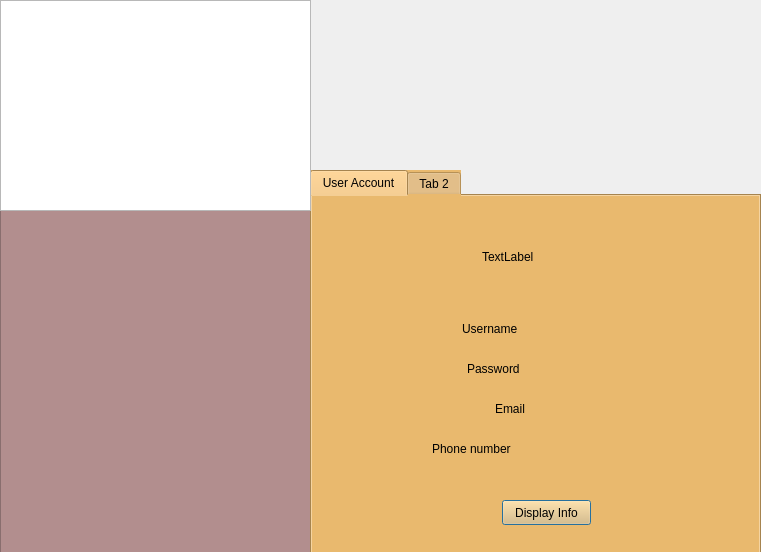
First picture: the form in ChatServer/homepage.ui, repository wmbb123/Chat-Server, before the edit.
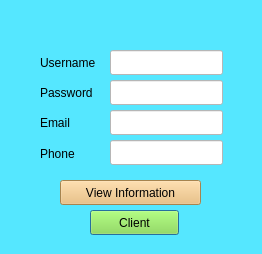
Second picture: the form after the edit.

What changed in the file:
```diff
--- a/ChatServer/homepage.ui
+++ b/ChatServer/homepage.ui
@@ -6,76 +6,37 @@
    <rect>
     <x>0</x>
     <y>0</y>
-    <width>761</width>
-    <height>552</height>
+    <width>262</width>
+    <height>254</height>
    </rect>
   </property>
   <property name="windowTitle">
    <string>Dialog</string>
   </property>
-  <widget class="QListView" name="listView">
+  <property name="styleSheet">
+   <string notr="true">background-color: rgb(85, 231, 255);</string>
+  </property>
+  <widget class="QPushButton" name="pushButton_client">
    <property name="geometry">
     <rect>
-     <x>0</x>
-     <y>0</y>
-     <width>311</width>
-     <height>561</height>
+     <x>90</x>
+     <y>210</y>
+     <width>89</width>
+     <height>25</height>
     </rect>
    </property>
    <property name="styleSheet">
-    <string notr="true">background-color: rgb(178, 142, 142);</string>
+    <string notr="true">background-color: rgb(138, 226, 52);</string>
+   </property>
+   <property name="text">
+    <string>Client</string>
    </property>
   </widget>
-  <widget class="QTabWidget" name="tabWidget">
-   <property name="geometry">
-    <rect>
-     <x>310</x>
-     <y>170</y>
-     <width>451</width>
-     <height>391</height>
-    </rect>
-   </property>
-   <property name="styleSheet">
-    <string notr="true">background-color: rgb(233, 185, 110);</string>
-   </property>
-   <property name="currentIndex">
-    <number>0</number>
-   </property>
-   <widget class="QWidget" name="tab">
-    <attribute name="title">
-     <string>User Account</string>
-    </attribute>
     <widget class="QLabel" name="label">
      <property name="geometry">
       <rect>
-       <x>170</x>
-       <y>0</y>
-       <width>121</width>
-       <height>121</height>
-      </rect>
-     </property>
-     <property name="text">
-      <string>TextLabel</string>
-     </property>
-    </widget>
-    <widget class="QLabel" name="label_phone">
-     <property name="geometry">
-      <rect>
-       <x>120</x>
-       <y>244</y>
-       <width>101</width>
-       <height>17</height>
-      </rect>
-     </property>
-     <property name="text">
-      <string>Phone number</string>
-     </property>
-    </widget>
-    <widget class="QLabel" name="label_username">
-     <property name="geometry">
-      <rect>
-       <x>150</x>
-       <y>124</y>
+     <x>40</x>
+     <y>54</y>
        <width>71</width>
        <height>17</height>
       </rect>
@@ -84,25 +45,25 @@
       <string>Username</string>
      </property>
     </widget>
-    <widget class="QLabel" name="label_password">
-     <property name="geometry">
-      <rect>
-       <x>155</x>
-       <y>164</y>
-       <width>71</width>
-       <height>17</height>
-      </rect>
-     </property>
-     <property name="text">
-      <string>Password</string>
-     </property>
-    </widget>
     <widget class="QLabel" name="label_2">
      <property name="geometry">
       <rect>
-       <x>183</x>
-       <y>204</y>
-       <width>41</width>
+     <x>40</x>
+     <y>84</y>
+     <width>67</width>
+     <height>17</height>
+    </rect>
+   </property>
+   <property name="text">
+    <string>Password</string>
+   </property>
+  </widget>
+  <widget class="QLabel" name="label_3">
+   <property name="geometry">
+    <rect>
+     <x>40</x>
+     <y>114</y>
+     <width>67</width>
        <height>17</height>
       </rect>
      </property>
@@ -110,112 +71,85 @@
       <string>Email</string>
      </property>
     </widget>
-    <widget class="QLabel" name="label_user">
+  <widget class="QLabel" name="label_4">
      <property name="geometry">
       <rect>
-       <x>230</x>
-       <y>124</y>
-       <width>151</width>
+     <x>40</x>
+     <y>145</y>
+     <width>67</width>
        <height>17</height>
       </rect>
      </property>
      <property name="text">
-      <string/>
-     </property>
-    </widget>
-    <widget class="QLabel" name="label_pass">
+    <string>Phone</string>
+   </property>
+  </widget>
+  <widget class="QLineEdit" name="lineEdit">
      <property name="geometry">
       <rect>
-       <x>230</x>
-       <y>164</y>
-       <width>151</width>
-       <height>17</height>
-      </rect>
-     </property>
-     <property name="text">
-      <string/>
-     </property>
-    </widget>
-    <widget class="QLabel" name="label_email">
+     <x>110</x>
+     <y>50</y>
+     <width>113</width>
+     <height>25</height>
+    </rect>
+   </property>
+   <property name="styleSheet">
+    <string notr="true">background-color: rgb(255, 255, 255);</string>
+   </property>
+  </widget>
+  <widget class="QLineEdit" name="lineEdit_2">
      <property name="geometry">
       <rect>
-       <x>230</x>
-       <y>204</y>
-       <width>151</width>
-       <height>17</height>
-      </rect>
-     </property>
-     <property name="text">
-      <string/>
-     </property>
-    </widget>
-    <widget class="QLabel" name="label_phone_2">
+     <x>110</x>
+     <y>80</y>
+     <width>113</width>
+     <height>25</height>
+    </rect>
+   </property>
+   <property name="styleSheet">
+    <string notr="true">background-color: rgb(255, 255, 255);</string>
+   </property>
+  </widget>
+  <widget class="QLineEdit" name="lineEdit_3">
      <property name="geometry">
       <rect>
-       <x>230</x>
-       <y>244</y>
-       <width>151</width>
-       <height>17</height>
-      </rect>
-     </property>
-     <property name="text">
-      <string/>
-     </property>
-    </widget>
-    <widget class="QPushButton" name="pushButton_display">
-     <property name="geometry">
-      <rect>
-       <x>190</x>
-       <y>304</y>
-       <width>89</width>
+     <x>110</x>
+     <y>110</y>
+     <width>113</width>
        <height>25</height>
       </rect>
      </property>
-     <property name="text">
-      <string>Display Info</string>
-     </property>
-    </widget>
-   </widget>
-   <widget class="QWidget" name="tab_2">
-    <attribute name="title">
-     <string>Tab 2</string>
-    </attribute>
-    <widget class="QPushButton" name="pushButton_server">
+   <property name="styleSheet">
+    <string notr="true">background-color: rgb(255, 255, 255);</string>
+   </property>
+  </widget>
+  <widget class="QLineEdit" name="lineEdit_4">
      <property name="geometry">
       <rect>
-       <x>190</x>
-       <y>120</y>
-       <width>89</width>
+     <x>110</x>
+     <y>140</y>
+     <width>113</width>
        <height>25</height>
       </rect>
      </property>
-     <property name="text">
-      <string>Server</string>
-     </property>
-    </widget>
-    <widget class="QPushButton" name="pushButton_client">
+   <property name="styleSheet">
+    <string notr="true">background-color: rgb(255, 255, 255);</string>
+   </property>
+  </widget>
+  <widget class="QPushButton" name="pushButton">
      <property name="geometry">
       <rect>
-       <x>190</x>
-       <y>210</y>
-       <width>89</width>
+     <x>60</x>
+     <y>180</y>
+     <width>141</width>
        <height>25</height>
       </rect>
      </property>
-     <property name="text">
-      <string>Client</string>
-     </property>
-    </widget>
-   </widget>
-  </widget>
-  <widget class="QTableView" name="tableView">
-   <property name="geometry">
-    <rect>
-     <x>0</x>
-     <y>0</y>
-     <width>311</width>
-     <height>211</height>
-    </rect>
+   <property name="styleSheet">
+    <string notr="true">background-color: rgb(233, 185, 110);</string>
+   </property>
+   <property name="text">
+    <string>View Information</string>
    </property>
   </widget>
  </widget>
```
Lines whose indentation alone changed are shown as unchanged.
